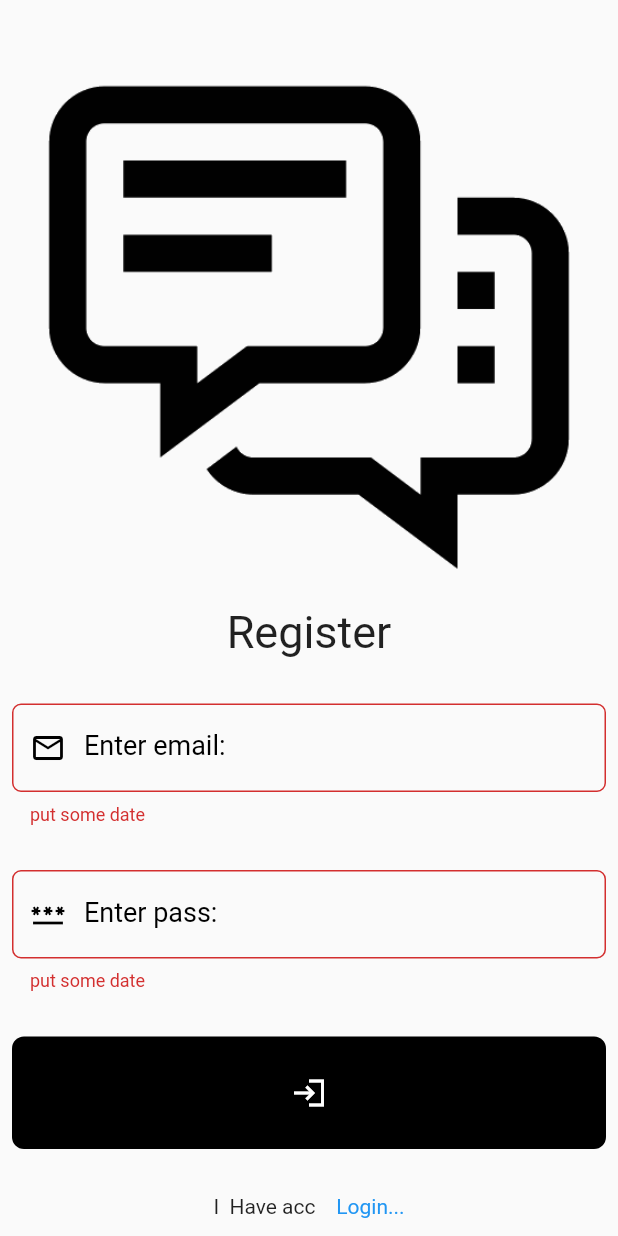
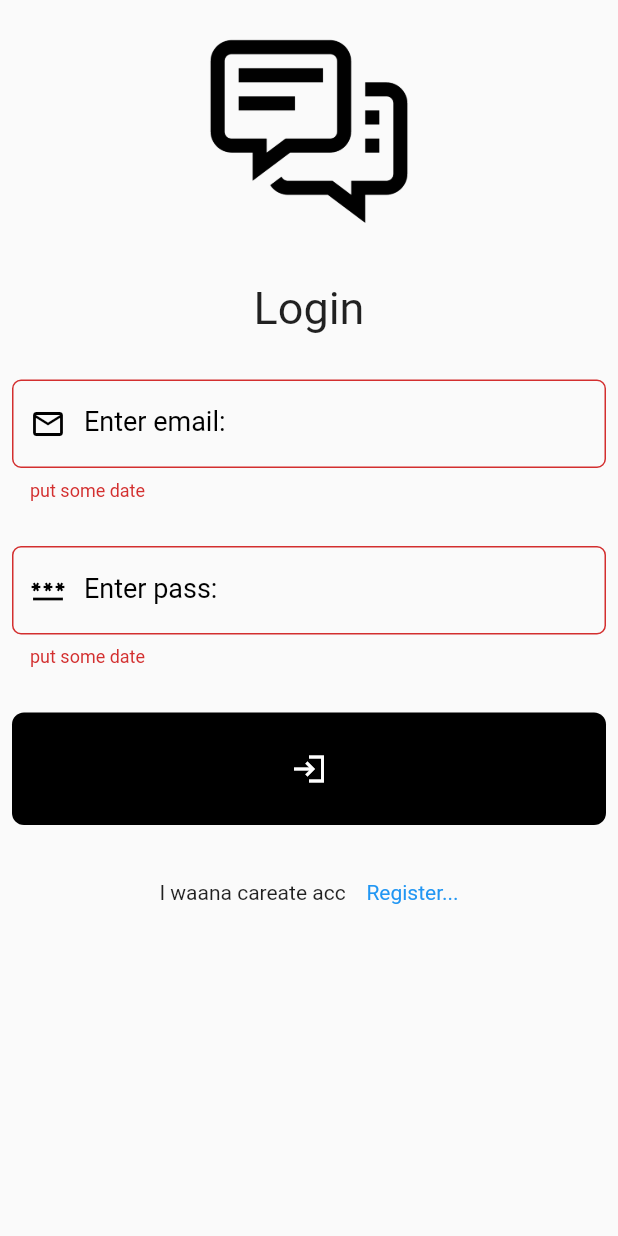
Before and after one commit to MohsenAhmed2632002/ChatWithMe1, a Flutter app: the screen it shows after launch, after a tap on the "login" icon, on a phone screen of 412 x 824 dp. Run offline on Flutter 3.47's test engine with Material 2 defaults, Android fonts, the light colour scheme and no system bars; our stand-ins replace bloc, cloud_firestore, firebase_auth, firebase_core, flutter_bloc, shared_preferences; accounts and stored records are empty.

Commit message:
Login_cubit_Finished

```diff
--- a/lib/Pages/Login_page.dart
+++ b/lib/Pages/Login_page.dart
@@ -21,13 +21,13 @@ class LoginPage extends StatelessWidget {
 
   @override
   Widget build(BuildContext context) {
-    return BlocListener<LoginCubit, LoginState>(
+    return BlocConsumer<LoginCubit, LoginState>(
       listener: (context, state) {
         if (state is LoginWeating) {
           ScaffoldMessenger.of(context).showSnackBar(
             SnackBar(
               elevation: 2,
-              backgroundColor: Color.fromARGB(255, 213, 255, 96),
+              backgroundColor: Color.fromARGB(255, 255, 251, 0),
               content: Text("Weating"),
             ),
           );
@@ -57,7 +57,8 @@ class LoginPage extends StatelessWidget {
           );
         }
       },
-      child: Scaffold(
+    builder:(context, state) {
+      return  Scaffold(
         body: Padding(
           padding: const EdgeInsets.all(8.0),
           child: Form(
@@ -66,7 +67,11 @@ class LoginPage extends StatelessWidget {
               child: Column(
                 mainAxisAlignment: MainAxisAlignment.spaceEvenly,
                 children: [
-                  Image.asset("assets/mainicon.png"),
+                  Image.asset(
+                    "assets/mainicon.png",
+                    height: 150,
+                    width: 150,
+                  ),
                   SizedBox(
                     height: 30,
                   ),
@@ -140,7 +145,8 @@ class LoginPage extends StatelessWidget {
             ),
           ),
         ),
-      ),
+      );
+    },
     );
   }
 
--- a/lib/Pages/SplashScreen.dart
+++ b/lib/Pages/SplashScreen.dart
@@ -1,5 +1,5 @@
 import 'package:chat3/Pages/Chatpage.dart';
-import 'package:chat3/Pages/Regstier_page.dart';
+import 'package:chat3/Pages/Login_page.dart';
 import 'package:flutter/material.dart';
 import 'package:shared_preferences/shared_preferences.dart';
 
@@ -20,9 +20,9 @@ class _SplashScreenState extends State<SplashScreen> {
         ),
         () => checkemail());
   }
+
   Future<Object?> getpref() async {
-      final SharedPreferences preferences =
-          await SharedPreferences.getInstance();
+    final SharedPreferences preferences = await SharedPreferences.getInstance();
 
     var prefEmail = preferences.get(
       "email",
@@ -31,7 +31,6 @@ class _SplashScreenState extends State<SplashScreen> {
   }
 
   checkemail() async {
-
     Object? email = await getpref();
     if (email != null) {
       Navigator.pushReplacement(context, MaterialPageRoute(builder: (context) {
@@ -40,9 +39,8 @@ class _SplashScreenState extends State<SplashScreen> {
         );
       }));
     } else {
-      Navigator.pushReplacement(context, MaterialPageRoute(builder: (context) {
-        return RegisterPage();
-      }));
+      Navigator.of(context).pushReplacement(
+          MaterialPageRoute(builder: (context) => LoginPage()));
     }
   }
 
--- a/lib/main.dart
+++ b/lib/main.dart
@@ -12,7 +12,10 @@ void main() async {
   await Firebase.initializeApp(
     options: DefaultFirebaseOptions.currentPlatform,
   );
-  runApp(MainPro());
+  runApp(BlocProvider(
+    create: (context) => LoginCubit(),
+    child: MainPro(),
+  ));
 }
 
 class MainPro extends StatelessWidget {
@@ -29,10 +32,7 @@ class MainPro extends StatelessWidget {
           return MaterialApp(
             debugShowCheckedModeBanner: false,
             theme: themeModel.currenttheme,
-            home: BlocProvider(
-              create: (context) => LoginCubit(),
-              child: SplashScreen(),
-            ),
+            home: SplashScreen(),
           );
         },
       ),
```
Lines whose indentation alone changed are shown as unchanged.
